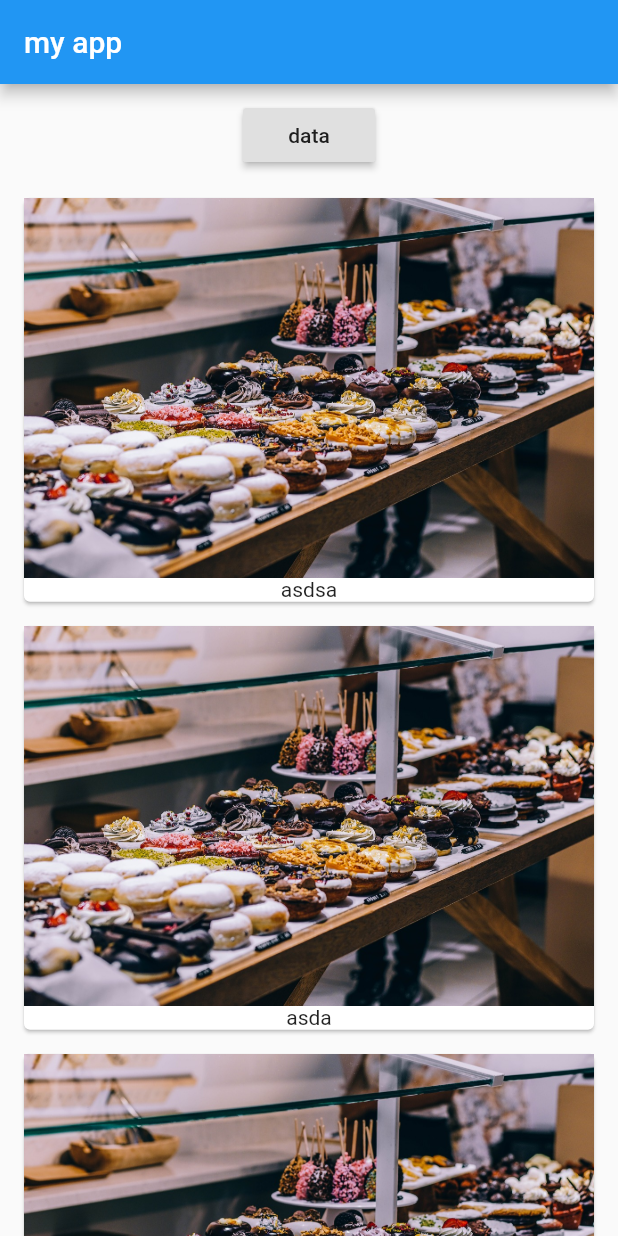
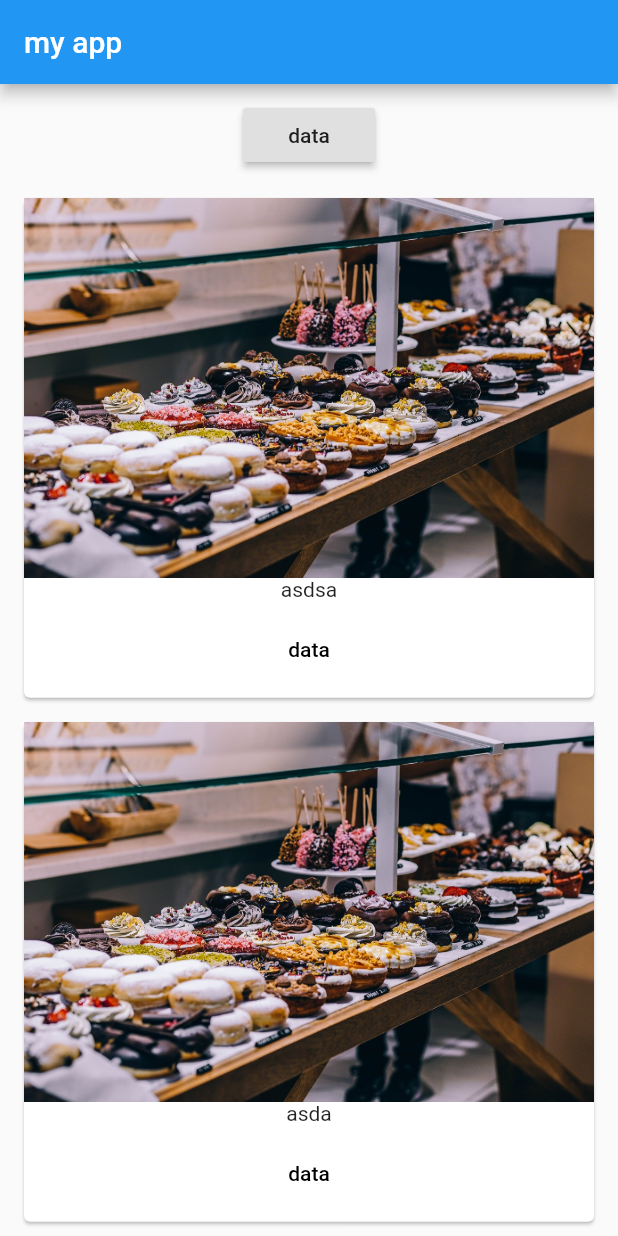
Before and after one commit to dostdar/list_app, a Flutter app: the screen it shows after launch, after a tap on "data", on a phone screen of 412 x 824 dp. Run offline on Flutter 3.47's test engine with Material 2 defaults, Android fonts, the phone set to English and light mode, and no system bars.

Commit message:
feeling sleep

```diff
--- a/lib/main.dart
+++ b/lib/main.dart
@@ -1,5 +1,5 @@
 import 'package:flutter/material.dart';
-import 'package:wooow/product_maneger.dart';
+import 'package:wooow/pages/home_page.dart';
 
 main() => runApp(MyApp());
 
@@ -11,16 +11,10 @@ class MyApp extends StatefulWidget {
 }
 
 class _MyAppState extends State<MyApp> {
-
   @override
   Widget build(BuildContext context) {
     return MaterialApp(
-      home: Scaffold(
-        appBar: AppBar(
-          title: Text("my app"),
-        ),
-        body:ProudctManager("first") ,
-      ),
+      home: HomePage(),
     );
   }
 }
--- /dev/null
+++ b/lib/pages/home_page.dart
@@ -0,0 +1,18 @@
+import 'package:flutter/material.dart';
+import '../product_maneger.dart';
+
+class HomePage extends StatelessWidget {
+  const HomePage({
+    Key key,
+  }) : super(key: key);
+
+  @override
+  Widget build(BuildContext context) {
+    return Scaffold(
+      appBar: AppBar(
+        title: Text("my app"),
+      ),
+      body: ProudctManager("first"),
+    );
+  }
+}
--- a/lib/products.dart
+++ b/lib/products.dart
@@ -1,4 +1,5 @@
 import 'package:flutter/material.dart';
+import 'package:wooow/pages/product.dart';
 
 class Products extends StatelessWidget {
   const Products({
@@ -18,11 +19,24 @@ class Products extends StatelessWidget {
           child: Column(
             children: <Widget>[
               Image.asset("assets/food.jpeg"),
-                      Text(list[index])
+              Text(list[index]),
+              ButtonBar(
+                alignment: MainAxisAlignment.center,
+                children: <Widget>[
+                  FlatButton(
+                      child: Text("data"),
+                      onPressed: () => Navigator.push(
+                            context,
+                            MaterialPageRoute(
+                              builder: (BuildContext context) => Product(),
+                            ),
+                          ))
+                ],
+              )
             ],
           ),
         );
-      },);
-
+      },
+    );
   }
 }
```
Also changed, not shown: lib/pages/product.dart (added, +28 -0 lines). Lines whose indentation alone changed are shown as unchanged.
